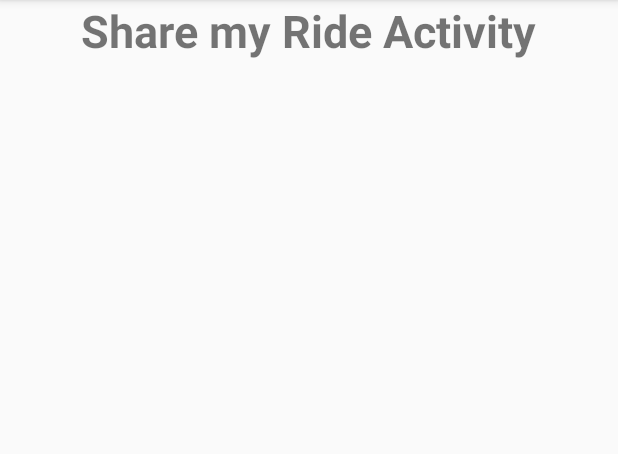
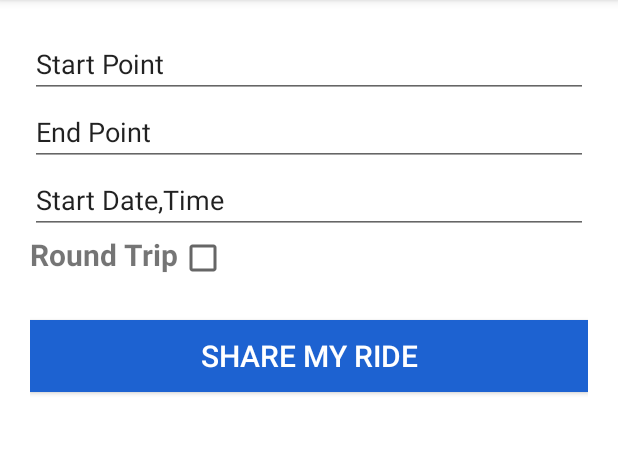
Before and after one commit to m-aamir95/Rideshare-FYP, an Android app: the shareMyRide screen opened directly, with no data from a screen before it, on a phone screen of 412 x 824 dp, the part 84-538 px from its top. Run offline under Robolectric (Android 15) with nearby library versions, the phone set to English and light mode, and no system bars.

Commit message:
Share my ride Acitivty UnderDevelopment, gui boiler plate ready, now working to enable its components and connect Google Maps API and Google Places Api

```diff
--- a/app/src/main/java/TODO.txt
+++ b/app/src/main/java/TODO.txt
@@ -52,3 +52,7 @@
 19) Make sure that driver's cnic is unique and does'nt exist in the database already TODO(Important_level=HIGH ,DOC=YES)
 
 20) Make sure that cell number is unique and doesn't exist in the database already TODO(Important_level=HIGH ,DOC=YES)
+
+21) Place proper paddings at different places, experiment with it TODO(Important_Level=HIGH)
+
+22) Improve the GUI, follow google Apps GUI patterns TODO(Important_level=HIGH)
--- a/app/src/main/java/com/andromeda/djzaamir/rideshare/shareMyRide.java
+++ b/app/src/main/java/com/andromeda/djzaamir/rideshare/shareMyRide.java
@@ -2,6 +2,7 @@ package com.andromeda.djzaamir.rideshare;
 
 import android.support.v7.app.AppCompatActivity;
 import android.os.Bundle;
+import android.view.View;
 
 public class shareMyRide extends AppCompatActivity {
 
@@ -10,4 +11,7 @@ public class shareMyRide extends AppCompatActivity {
         super.onCreate(savedInstanceState);
         setContentView(R.layout.activity_share_my_ride);
     }
+
+    public void date_time_onClick(View view) {
+    }
 }
--- a/app/src/main/res/layout/activity_share_my_ride.xml
+++ b/app/src/main/res/layout/activity_share_my_ride.xml
@@ -5,14 +5,66 @@
     android:layout_width="match_parent"
     android:layout_height="match_parent"
     tools:context="com.andromeda.djzaamir.rideshare.shareMyRide"
-    android:orientation="vertical">
+    android:orientation="vertical"
+    android:padding="20dp"
+    android:background="@color/background_color_primary">
 
-    <TextView
-        android:layout_width="wrap_content"
+    <EditText
+        android:layout_width="match_parent"
         android:layout_height="wrap_content"
-        android:textSize="30sp"
-        android:text="Share my Ride Activity"
-        android:layout_gravity="center"
-        android:textStyle="bold"/>
+        android:focusable="false"
+        android:focusableInTouchMode="false"
+        android:text="Start Point"
+        android:id="@+id/start_point_txtview"/>
+    <EditText
+        android:layout_width="match_parent"
+        android:layout_height="wrap_content"
+        android:focusable="false"
+        android:focusableInTouchMode="false"
+        android:text="End Point"
+        android:id="@+id/end_point_txtview"
+        />
+
+     <EditText
+        android:layout_width="match_parent"
+        android:layout_height="wrap_content"
+        android:focusable="false"
+        android:focusableInTouchMode="false"
+        android:text="Start Date,Time"
+        android:id="@+id/date_time_textview"
+         android:onClick="date_time_onClick"
+        />
+
+
+    <LinearLayout
+        android:layout_width="match_parent"
+        android:layout_height="wrap_content"
+        android:orientation="horizontal">
+
+        <TextView
+            android:layout_width="wrap_content"
+            android:layout_height="wrap_content"
+            android:text="Round Trip"
+            android:textSize="20sp"
+            android:textStyle="bold" />
+
+        <CheckBox
+            android:layout_width="wrap_content"
+            android:layout_height="wrap_content" />
+
+    </LinearLayout>
+
+
+    <Button
+        android:layout_width="match_parent"
+        android:layout_height="wrap_content"
+        android:layout_marginTop="25dp"
+        android:text="Share my Ride"
+        android:background="@color/button_color_primary"
+        android:textSize="20sp"
+        android:textColor="@color/button_txt_color_primary"/>
+
+
+
 
 </LinearLayout>
```
